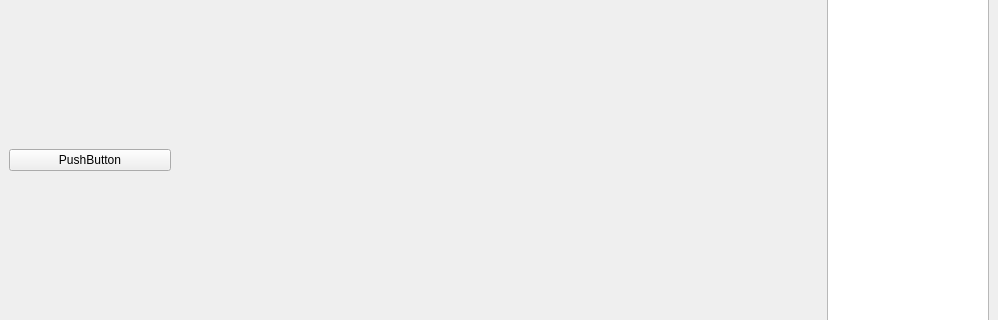
This is mainwindow.ui in vikonik/Arctic-Terminal as Qt 5 draws it before an edit; both pictures show x 0 to 998 and y 202 to 522 of the 998 by 727 pixel window. The edited form follows.
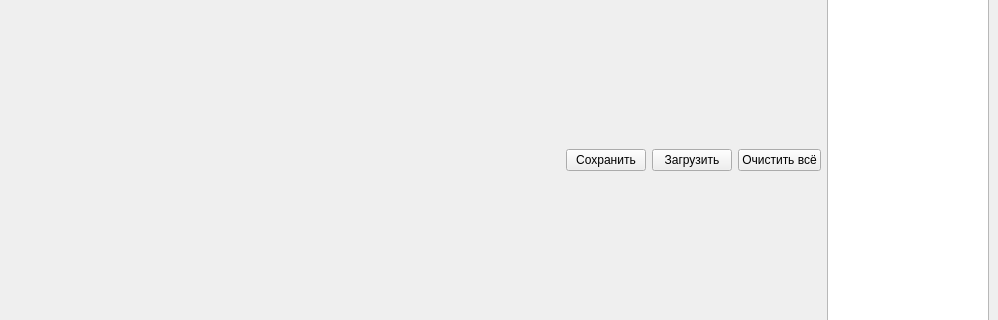
This is the edited form.

The edit to the form file:
```diff
--- a/mainwindow.ui
+++ b/mainwindow.ui
@@ -16,18 +16,10 @@
   <widget class="QWidget" name="centralwidget">
    <layout class="QHBoxLayout" name="horizontalLayout_2" stretch="1,4,1">
     <item>
-     <layout class="QVBoxLayout" name="verticalLayout_4">
-      <item>
-       <widget class="QPushButton" name="pushButton">
-        <property name="text">
-         <string>PushButton</string>
-        </property>
-       </widget>
-      </item>
-     </layout>
+     <layout class="QVBoxLayout" name="verticalLayout_4"/>
     </item>
     <item>
-     <layout class="QVBoxLayout" name="verticalLayout_3" stretch="0,0,0">
+     <layout class="QVBoxLayout" name="verticalLayout_3" stretch="1,1,1,0">
       <item>
        <layout class="QVBoxLayout" name="layoutPlotAI1"/>
       </item>
@@ -37,6 +29,44 @@
       <item>
        <layout class="QVBoxLayout" name="layoutPlotUI1"/>
       </item>
+      <item>
+       <layout class="QHBoxLayout" name="horizontalLayout">
+        <item>
+         <spacer name="horizontalSpacer">
+          <property name="orientation">
+           <enum>Qt::Horizontal</enum>
+          </property>
+          <property name="sizeHint" stdset="0">
+           <size>
+            <width>40</width>
+            <height>20</height>
+           </size>
+          </property>
+         </spacer>
+        </item>
+        <item>
+         <widget class="QPushButton" name="pushButton_saveAll">
+          <property name="text">
+           <string>Сохранить</string>
+          </property>
+         </widget>
+        </item>
+        <item>
+         <widget class="QPushButton" name="pushButton_loadAll">
+          <property name="text">
+           <string>Загрузить</string>
+          </property>
+         </widget>
+        </item>
+        <item>
+         <widget class="QPushButton" name="pushButton_clearAll">
+          <property name="text">
+           <string>Очистить всё</string>
+          </property>
+         </widget>
+        </item>
+       </layout>
+      </item>
      </layout>
     </item>
     <item>
```
